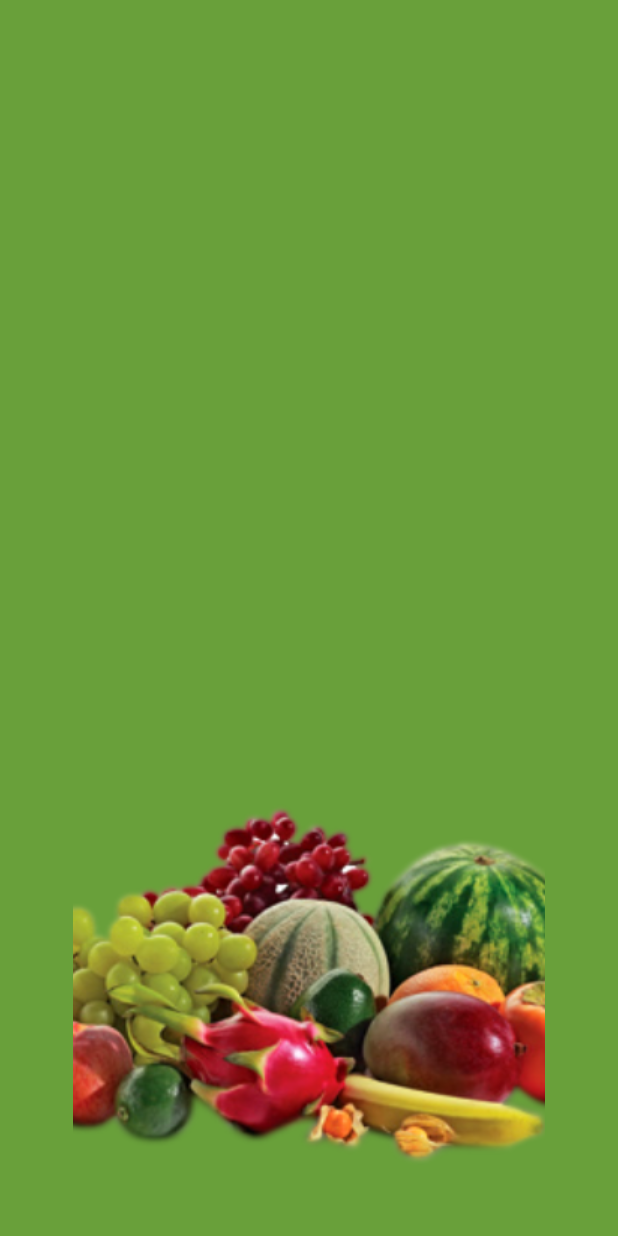
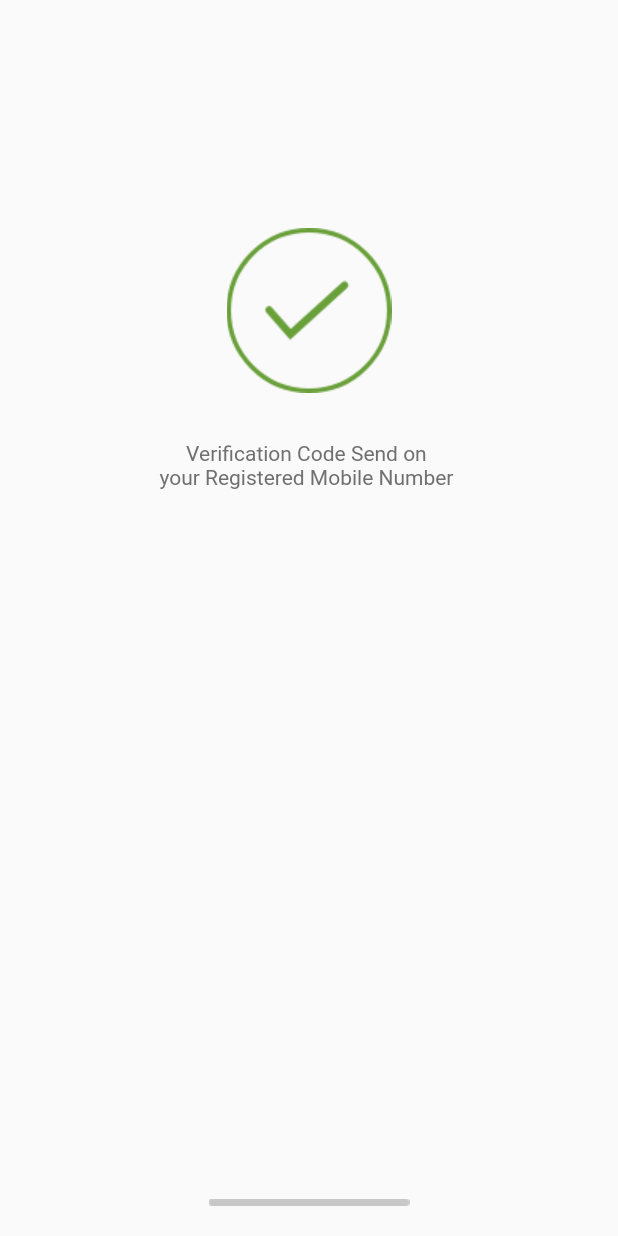
Before and after one commit to prasanjitha/Grocerade, a Flutter app: the first screen one second after launch, on a phone screen of 412 x 824 dp. Run offline on Flutter 3.47's test engine with Material 2 defaults, Android fonts, the phone set to English and light mode, and no system bars.

Commit message:
custom progressbar implement and confirm screen implement

```diff
--- a/lib/main.dart
+++ b/lib/main.dart
@@ -1,6 +1,9 @@
 import 'package:flutter/material.dart';
 
+import 'screens/authentication_screen.dart';
+import 'screens/confirm_screen.dart';
 import 'screens/splash_screen.dart';
+import 'widgets/progress_bar_indicator.dart';
 
 void main() {
   runApp(const MyApp());
@@ -16,7 +19,7 @@ class MyApp extends StatelessWidget {
       theme: ThemeData(
         primarySwatch: Colors.blue,
       ),
-      home: SplashScreen(),
+      home: ConfirmScreen(),
     );
   }
 }
--- /dev/null
+++ b/lib/screens/confirm_screen.dart
@@ -0,0 +1,51 @@
+// ignore_for_file: prefer_const_literals_to_create_immutables, prefer_const_constructors
+
+import 'package:flutter/material.dart';
+
+class ConfirmScreen extends StatelessWidget {
+  const ConfirmScreen({Key? key}) : super(key: key);
+
+  @override
+  Widget build(BuildContext context) {
+    return Scaffold(
+      body: Padding(
+        padding: const EdgeInsets.symmetric(vertical: 20),
+        child: Column(
+          mainAxisAlignment: MainAxisAlignment.spaceBetween,
+          children: [
+            Padding(
+              padding: const EdgeInsets.symmetric(vertical: 120),
+              child: Column(
+                children: [
+                  Center(
+                    child:  Image.asset(
+              'assets/images/group432.png',
+              width: 134,
+              height: 134,
+            )
+                  ),
+                  SizedBox(
+                    height: 20.0,
+                  ),
+                  Text(
+                    'Verification Code Send on ',
+                    style: TextStyle(color: Color(0xff707070), fontSize: 14),
+                  ),
+                                    Text(
+                    'your Registered Mobile Number ',
+                    style: TextStyle(color: Color(0xff707070), fontSize: 14),
+                  ),
+                ],
+              ),
+            ),
+            Image.asset(
+              'assets/images/homeindicator.png',
+              width: 134,
+              height: 5,
+            )
+          ],
+        ),
+      ),
+    );
+  }
+}
```
Also changed, not shown: lib/screens/skip_screen.dart (+1 -10 lines), lib/widgets/progress_bar_indicator.dart (added, +50 -0 lines), assets/images/group432.png (added).
